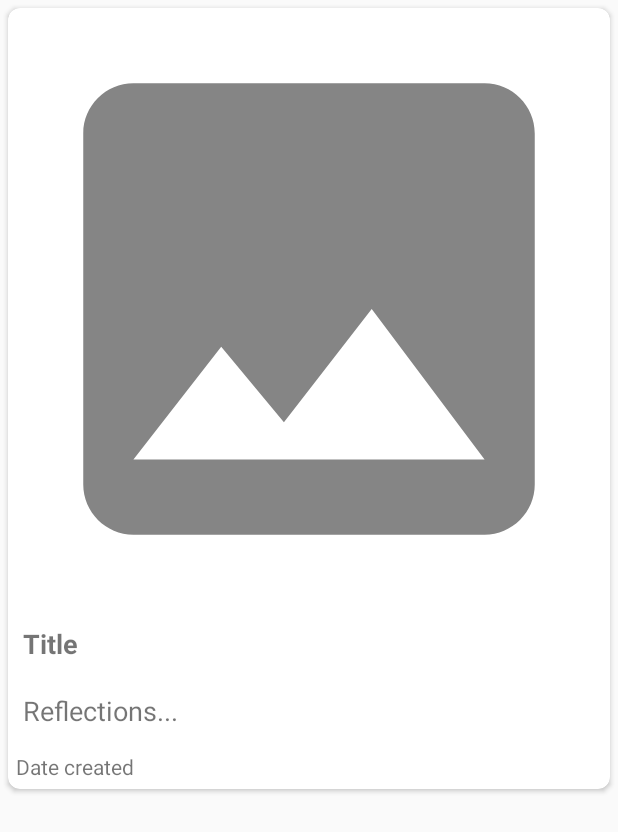
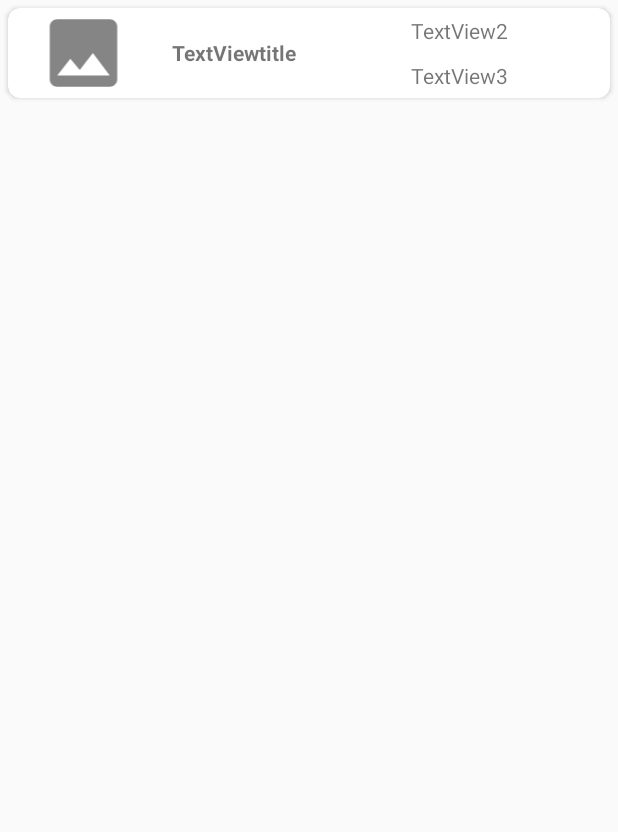
Before and after one commit to BenDurmishllari/uGotThis-, an Android app: the layout tasks_for_list_view.xml on its own in the app's theme, with its tools: preview values and no code run, on a phone screen of 412 x 824 dp. Shown: the top 832 px of the screen. Run offline under Robolectric (Android 15) with nearby library versions, the phone set to English and light mode, and no system bars.

Commit message:
modify the list using card view and recycle view for the list of tasks

```diff
--- a/app/src/main/res/layout/activity_task_list.xml
+++ b/app/src/main/res/layout/activity_task_list.xml
@@ -71,21 +71,24 @@
             </LinearLayout>
 
             <LinearLayout
+                android:id="@+id/linearLayout"
                 android:layout_width="match_parent"
                 android:layout_height="485dp"
                 android:orientation="vertical"
+                app:layout_constraintStart_toStartOf="parent"
                 app:layout_constraintTop_toBottomOf="@+id/linearLayout2">
+
+                <TextView
+                    android:id="@+id/list_for_Tasks_View"
+                    android:layout_width="match_parent"
+                    android:layout_height="wrap_content"
+                    android:text="Nothing to Show here at the moment"
+                    android:visibility="invisible" />
 
                 <androidx.recyclerview.widget.RecyclerView
                     android:id="@+id/recyclerView"
                     android:layout_width="match_parent"
-                    android:layout_height="match_parent" />
-                <TextView
-                    android:id="@+id/list_for_Tasks_View"
-                    android:layout_width="match_parent"
-                    android:layout_height="match_parent"
-                    android:text="Nothing to Show here at the moment"
-                    android:visibility="invisible" />
+                    android:layout_height="450dp" />
 
             </LinearLayout>
 
@@ -104,6 +107,7 @@
                 app:layout_constraintEnd_toEndOf="parent"
                 app:layout_constraintHorizontal_bias="1.0"
                 app:layout_constraintStart_toStartOf="parent"
+                app:layout_constraintTop_toBottomOf="@+id/linearLayout"
                 app:layout_constraintVertical_bias="1.0" />
 
         </androidx.constraintlayout.widget.ConstraintLayout>
--- a/app/src/main/res/layout/tasks_for_list_view.xml
+++ b/app/src/main/res/layout/tasks_for_list_view.xml
@@ -9,39 +9,53 @@
     <LinearLayout
         android:layout_width="match_parent"
         android:layout_height="match_parent"
-        android:orientation="vertical">
+        android:orientation="horizontal">
 
-        <ImageView
-            android:id="@+id/ImageViewRowListTasks"
+        <LinearLayout
             android:layout_width="match_parent"
             android:layout_height="wrap_content"
-            android:adjustViewBounds="true"
-            android:cropToPadding="true"
-            android:scaleType="fitXY"
-            android:src="@drawable/row_list_view"/>
-        <TextView
-            android:id="@+id/lblRowListTaskTitle"
+            android:layout_weight="50"
+            android:weightSum="100">
+
+            <ImageView
+                android:id="@+id/ImageViewRowListTasks"
+                android:layout_width="match_parent"
+                android:layout_height="60dp"
+                android:layout_weight="50"
+                android:src="@drawable/row_list_view" />
+
+            <TextView
+                android:id="@+id/lblRowListTaskTitle"
+                android:layout_width="match_parent"
+                android:layout_height="60dp"
+                android:layout_weight="50"
+                android:gravity="center"
+                android:text="TextViewtitle"
+                android:textAlignment="center"
+                android:textStyle="bold" />
+        </LinearLayout>
+
+        <LinearLayout
             android:layout_width="match_parent"
             android:layout_height="wrap_content"
-            android:padding="10dp"
-            android:text="Title"
-            android:textSize="18dp"
-            android:textStyle="bold" />
-        <TextView
-            android:id="@+id/lblRowListTaskDescription"
-            android:layout_width="match_parent"
-            android:layout_height="wrap_content"
-            android:padding="10dp"
-            android:paddingTop="15dp"
-            android:text="Reflections..."
-            android:textSize="18dp"
-            android:textStyle="normal" />
-        <TextView
-            android:id="@+id/lblRowListTaskTimeStamp"
-            android:layout_width="match_parent"
-            android:layout_height="wrap_content"
-            android:padding="5dp"
-            android:text="Date created" />
+            android:layout_weight="50"
+            android:orientation="vertical">
 
+            <TextView
+                android:id="@+id/lblRowListTaskTimeStamp"
+                android:layout_width="match_parent"
+                android:layout_height="30dp"
+                android:gravity="center"
+                android:text="TextView2" />
+
+            <TextView
+                android:id="@+id/lblRowListTaskDescription"
+                android:layout_width="match_parent"
+                android:layout_height="30dp"
+                android:gravity="center"
+                android:text="TextView3" />
+        </LinearLayout>
     </LinearLayout>
+
+
 </androidx.cardview.widget.CardView>
```
